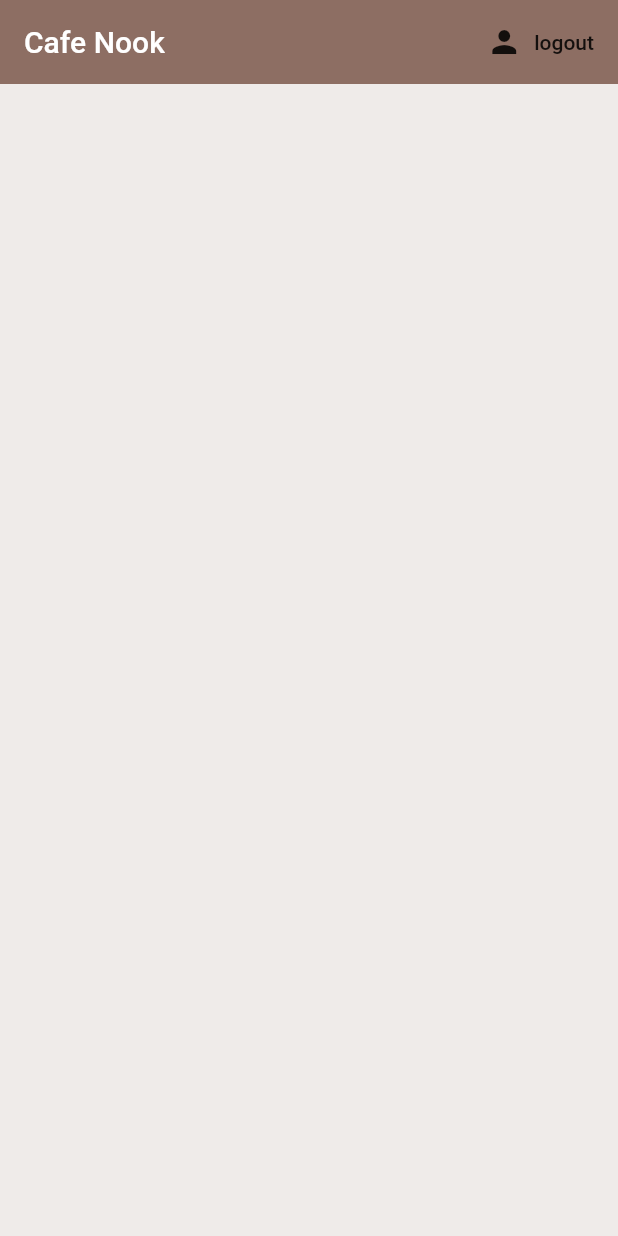
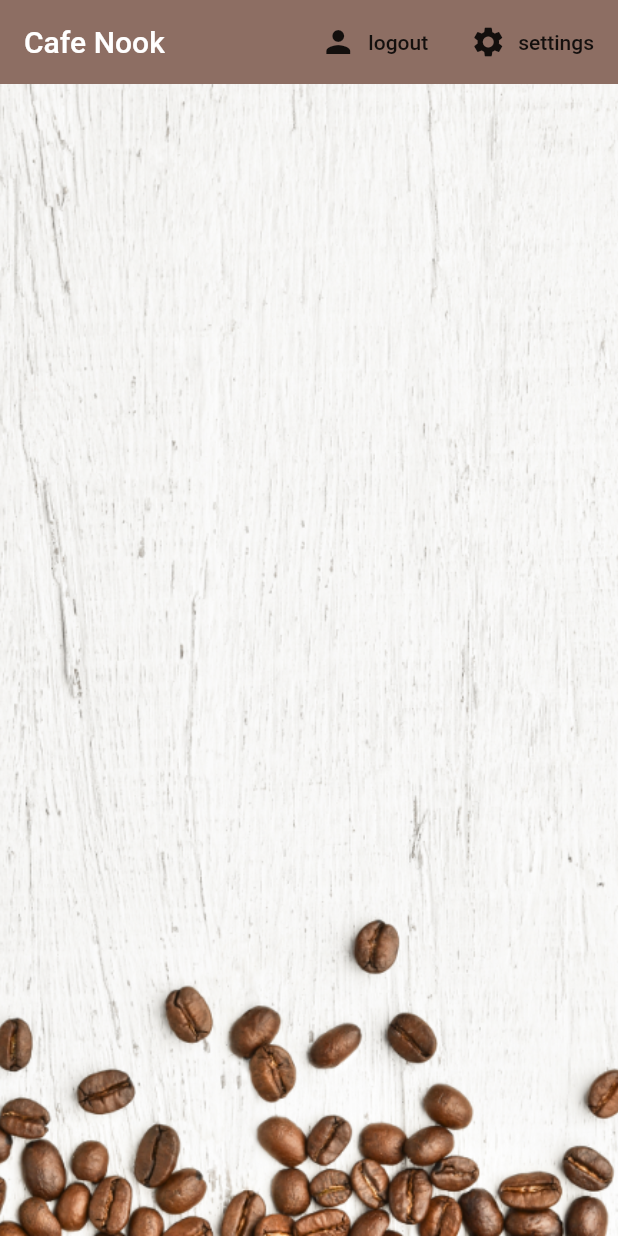
Before and after one commit to nuenook/flutter_cafe_nook, a Flutter app: the screen it shows once a user with an empty profile is signed in, on a phone screen of 412 x 824 dp. Run offline on Flutter 3.47's test engine with Material 2 defaults, Android fonts, the phone set to English and light mode, and no system bars; our stand-ins replace cloud_firestore, firebase_auth, flutter_spinkit; accounts and stored records are empty.

Commit message:
complete MVP app

```diff
--- /dev/null
+++ b/lib/models/brew.dart
@@ -0,0 +1,9 @@
+class Brew {
+
+  final String name;
+  final String sugars;
+  final int strength;
+
+  Brew({this.name, this.sugars, this.strength});
+
+}
--- a/lib/models/user.dart
+++ b/lib/models/user.dart
@@ -4,3 +4,17 @@ class User {
   User({this.uid});
 
 }
+
+class UserData {
+  final String uid;
+  final String name;
+  final String sugars;
+  final int strength;
+
+  UserData({
+    this.sugars,
+    this.name,
+    this.strength,
+    this.uid
+  });
+}
--- /dev/null
+++ b/lib/screens/home/brew_list.dart
@@ -0,0 +1,24 @@
+import 'package:cafe_nook/models/brew.dart';
+import 'package:cafe_nook/screens/home/brew_title.dart';
+import 'package:flutter/material.dart';
+import 'package:provider/provider.dart';
+
+class BrewList extends StatefulWidget {
+  @override
+  _BrewListState createState() => _BrewListState();
+}
+
+class _BrewListState extends State<BrewList> {
+  @override
+  Widget build(BuildContext context) {
+
+    final brews = Provider.of<List<Brew>>(context) ?? [];
+
+    return ListView.builder(
+      itemCount: brews.length,
+      itemBuilder: (context, index) {
+        return BrewTitle(brew: brews[index]);
+      },
+    );
+  }
+}
--- a/lib/screens/home/home.dart
+++ b/lib/screens/home/home.dart
@@ -1,15 +1,31 @@
-
-
+import 'package:cafe_nook/models/brew.dart';
+import 'package:cafe_nook/screens/home/brew_list.dart';
+import 'package:cafe_nook/screens/home/settings_form.dart';
 import 'package:cafe_nook/services/auth.dart';
 import 'package:flutter/material.dart';
+import 'package:cafe_nook/services/database.dart';
+import 'package:provider/provider.dart';
 
 class Home extends StatelessWidget {
   final AuthService _auth = AuthService();
   @override
   Widget build(BuildContext context) {
-    return Scaffold(
+
+    void _showSettingPanel() {
+      showModalBottomSheet(context: context, builder: (context) {
+        return Container(
+          padding: EdgeInsets.symmetric(vertical: 20.0, horizontal: 60.0),
+          child: SettingsForm(),
+        );
+      });
+    }
+
+    return StreamProvider<List<Brew>>.value(
+      value: DatabaseService().brews,
+      child: Scaffold(
         backgroundColor: Colors.brown[50],
-      appBar: AppBar(title: Text('Cafe Nook'),
+        appBar: AppBar(
+          title: Text('Cafe Nook'),
           backgroundColor: Colors.brown[400],
           elevation: 0.0,
           actions: <Widget>[
@@ -19,8 +35,28 @@ class Home extends StatelessWidget {
                 await _auth.signOut();
               },
               label: Text('logout'),
+            ),
+            FlatButton.icon(
+              icon: Icon(Icons.settings),
+              label: Text('settings'),
+              onPressed: () {
+                _showSettingPanel();
+              },
+
             )
-      ],),
+          ],
+        ),
+        body: Container(
+          decoration: BoxDecoration(
+            image: DecorationImage(
+              image: AssetImage(
+              'assets/coffee_bg.png'
+              ),
+              fit: BoxFit.cover,
+            )
+          ),
+          child: BrewList()),
+      ),
     );
   }
 }
--- a/lib/services/auth.dart
+++ b/lib/services/auth.dart
@@ -45,7 +45,7 @@ class AuthService {
       AuthResult result = await _auth.createUserWithEmailAndPassword(email: email, password: password);
       FirebaseUser user = result.user;
 
-      await DatabaseService(uid: user.uid).updateUserData('', 'new crew member', 100);
+      await DatabaseService(uid: user.uid).updateUserData('0', 'new crew member', 100);
       return _userFromFirebaseUser(user);
     }
     catch(err) {
--- a/pubspec.yaml
+++ b/pubspec.yaml
@@ -46,7 +46,8 @@ flutter:
   uses-material-design: true
 
   # To add assets to your application, add an assets section, like this:
-  # assets:
+  assets:
+    - assets/
   #  - images/a_dot_burr.jpeg
   #  - images/a_dot_ham.jpeg
 
```
Also changed, not shown: lib/screens/home/brew_title.dart (added, +26 -0 lines), lib/screens/home/settings_form.dart (added, +105 -0 lines), lib/services/database.dart (+32 -0 lines), assets/coffee_bg.png (added), assets/coffee_icon.png (added), 1 other file. Lines whose indentation alone changed are shown as unchanged.
